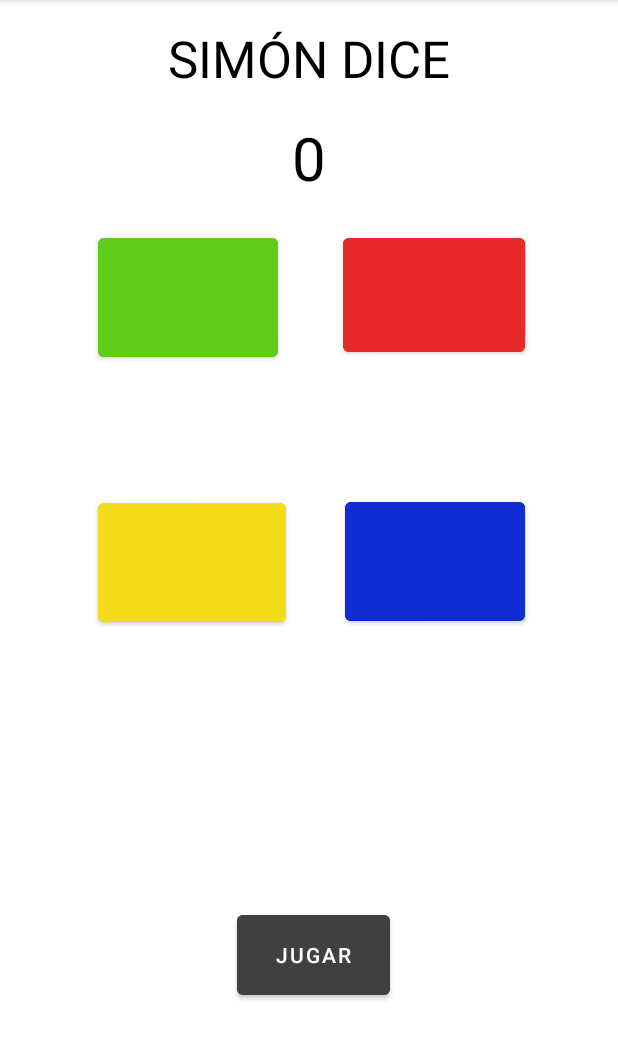
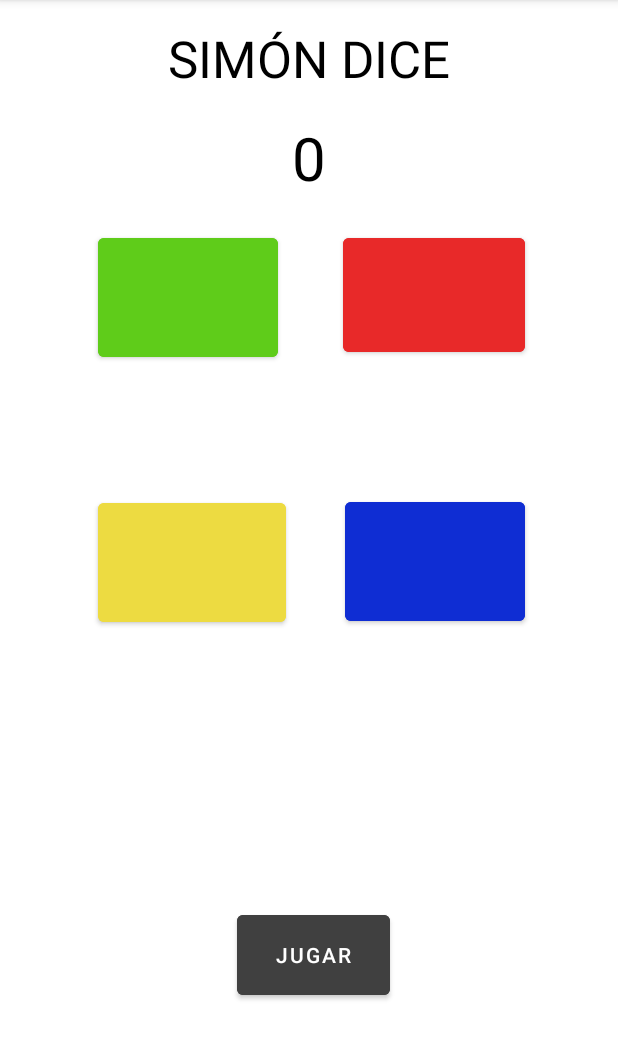
Before and after one commit to jvazquezveloso/SimonDice2, an Android app: the screen it shows after launch (MainActivity), on a phone screen of 412 x 824 dp, the part 84-1144 px from its top. Run offline under Robolectric (Android 15) with nearby library versions, the phone set to English and light mode, and no system bars.

Commit message:
Arreglado el color amarillo

```diff
--- a/app/src/main/java/com/example/simondice/MainActivity.kt
+++ b/app/src/main/java/com/example/simondice/MainActivity.kt
@@ -55,7 +55,7 @@ class MainActivity : AppCompatActivity() {
                         val job = CoroutineScope(Dispatchers.Main).launch {
                         }
                         delay(500)
-                        amarillo.setBackgroundColor(Color.parseColor("#F3DC19"))
+                        amarillo.setBackgroundColor(Color.parseColor("#EDDB41"))
                         delay(300)
                     }
                     4->{
--- a/app/src/main/res/layout/activity_main.xml
+++ b/app/src/main/res/layout/activity_main.xml
@@ -48,7 +48,7 @@
         android:layout_height="91dp"
         android:layout_marginStart="65dp"
         android:layout_marginTop="85dp"
-        android:backgroundTint="#F3DC19"
+        android:backgroundTint="#EDDB41"
         app:layout_constraintStart_toStartOf="parent"
         app:layout_constraintTop_toBottomOf="@+id/verde" />
 
```
